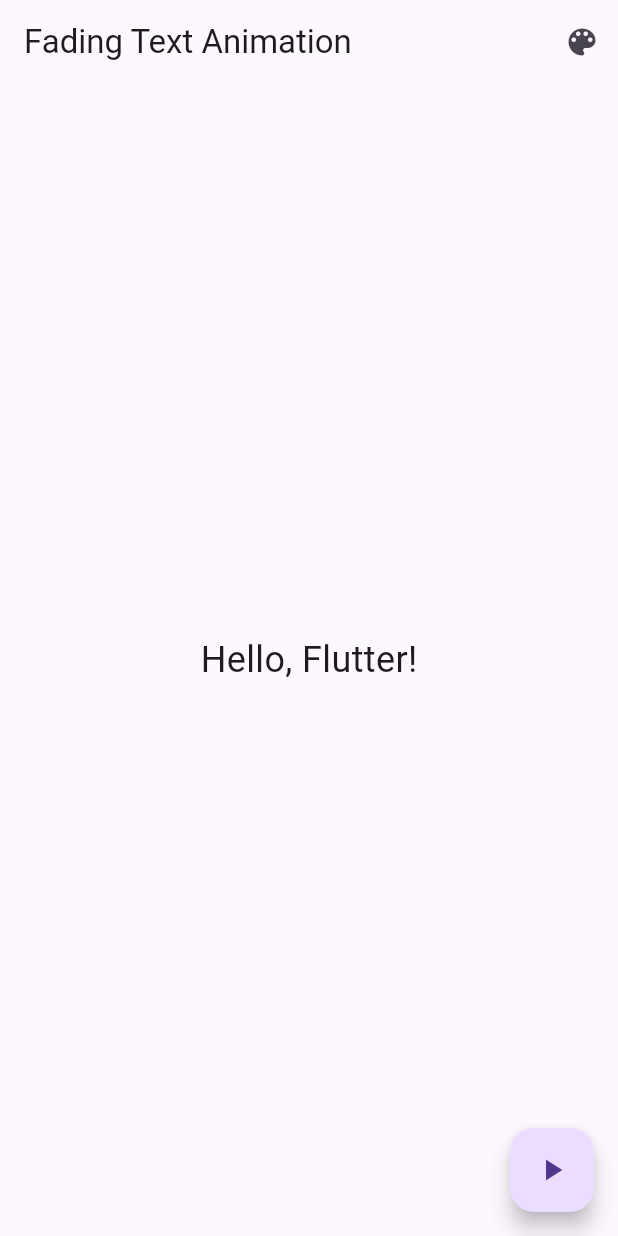
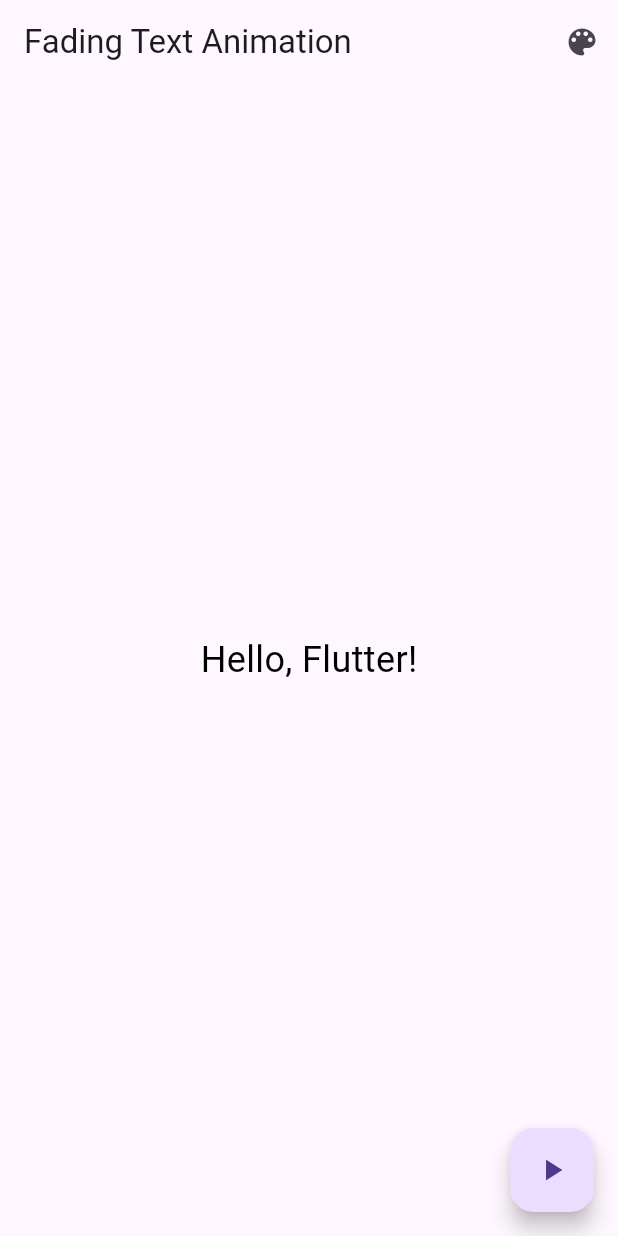
Before and after one commit to Ed-Zheng/MAD_act8, a Flutter app: the screen it shows after launch, on a phone screen of 412 x 824 dp. Run offline on Flutter 3.47's test engine with Material 3 defaults, Android fonts, the phone set to English and light mode, and no system bars; our stand-ins replace flutter_colorpicker.

Commit message:
made sure the color changing function worked

```diff
--- a/lib/main.dart
+++ b/lib/main.dart
@@ -74,7 +74,7 @@ class _FadingTextAnimationState extends State<FadingTextAnimation> {
         child: AnimatedOpacity(
           opacity: _isVisible ? 1.0 : 0.0,
           duration: Duration(seconds: 1),
-          child: Text('Hello, Flutter!', style: TextStyle(fontSize: 24)),
+          child: Text('Hello, Flutter!', style: TextStyle(fontSize: 24, color: textColor)),
         ),
       ),
       floatingActionButton: FloatingActionButton(
```
